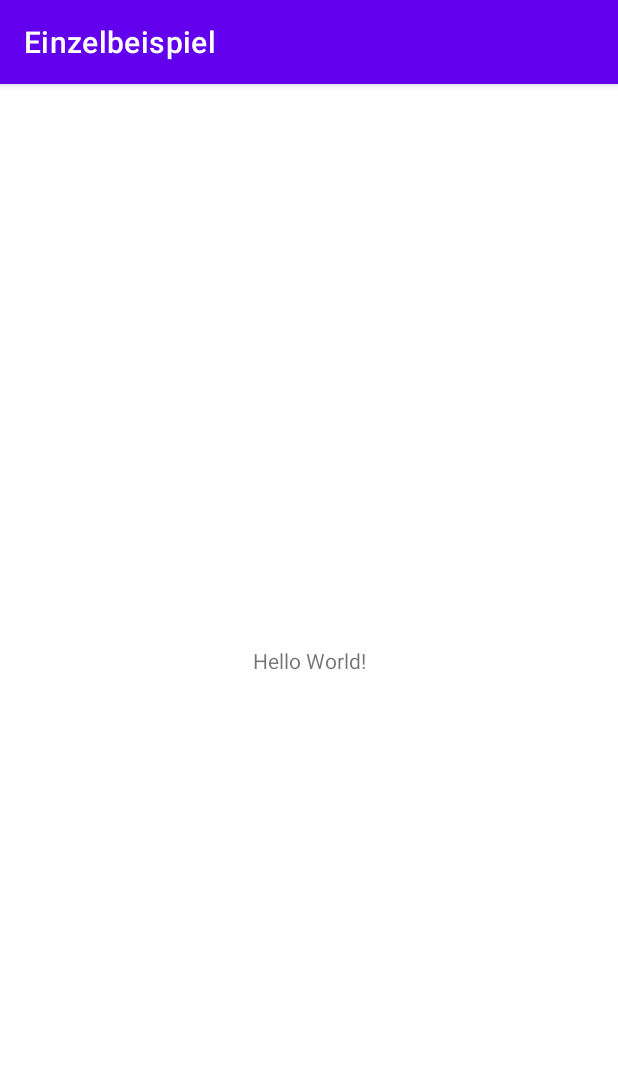
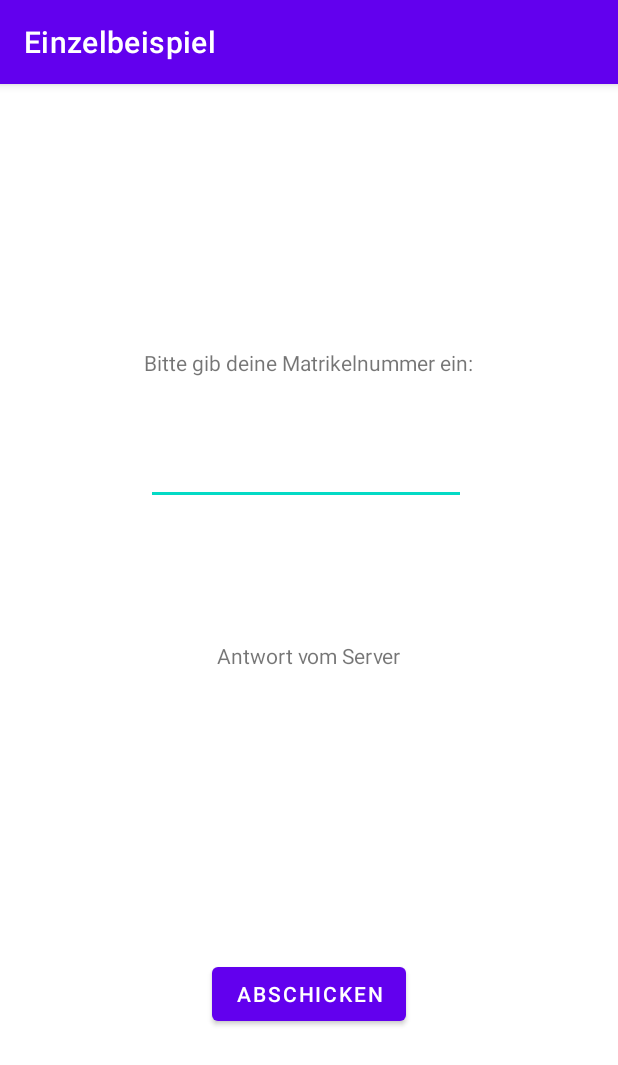
Before and after one commit to Tobias31096/Einzelbeispiel, an Android app: the screen it shows after launch (MainActivity), on a phone screen of 412 x 824 dp. Shown: the top 1065 px of the screen. Run offline under Robolectric (Android 15) with nearby library versions, the phone set to English and light mode, and no system bars.

Commit message:
Steuerelemente hinzugefügt

```diff
--- a/app/src/main/res/layout/activity_main.xml
+++ b/app/src/main/res/layout/activity_main.xml
@@ -7,12 +7,66 @@
     tools:context=".MainActivity">
 
     <TextView
+        android:id="@+id/textView"
         android:layout_width="wrap_content"
         android:layout_height="wrap_content"
-        android:text="Hello World!"
+        android:text="Bitte gib deine Matrikelnummer ein:"
         app:layout_constraintBottom_toBottomOf="parent"
+        app:layout_constraintHorizontal_bias="0.497"
         app:layout_constraintLeft_toLeftOf="parent"
         app:layout_constraintRight_toRightOf="parent"
-        app:layout_constraintTop_toTopOf="parent" />
+        app:layout_constraintTop_toTopOf="parent"
+        app:layout_constraintVertical_bias="0.235" />
+
+    <Button
+        android:id="@+id/button"
+        android:layout_width="wrap_content"
+        android:layout_height="wrap_content"
+        android:layout_marginStart="141dp"
+        android:layout_marginLeft="141dp"
+        android:layout_marginTop="373dp"
+        android:layout_marginEnd="141dp"
+        android:layout_marginRight="141dp"
+        android:layout_marginBottom="123dp"
+        android:text="ABSCHICKEN"
+        app:layout_constraintBottom_toBottomOf="parent"
+        app:layout_constraintEnd_toEndOf="parent"
+        app:layout_constraintStart_toStartOf="parent"
+        app:layout_constraintTop_toBottomOf="@+id/textView" />
+
+    <EditText
+        android:id="@+id/matrikelnummer"
+        android:layout_width="wrap_content"
+        android:layout_height="wrap_content"
+        android:layout_marginStart="101dp"
+        android:layout_marginLeft="101dp"
+        android:layout_marginTop="40dp"
+        android:layout_marginEnd="101dp"
+        android:layout_marginRight="101dp"
+        android:layout_marginBottom="267dp"
+        android:ems="10"
+        android:inputType="number"
+        app:layout_constraintBottom_toTopOf="@+id/button"
+        app:layout_constraintEnd_toEndOf="parent"
+        app:layout_constraintHorizontal_bias="1.0"
+        app:layout_constraintStart_toStartOf="parent"
+        app:layout_constraintTop_toBottomOf="@+id/textView"
+        app:layout_constraintVertical_bias="0.0" />
+
+    <TextView
+        android:id="@+id/ausgabe"
+        android:layout_width="wrap_content"
+        android:layout_height="wrap_content"
+        android:layout_marginStart="143dp"
+        android:layout_marginLeft="143dp"
+        android:layout_marginTop="84dp"
+        android:layout_marginEnd="144dp"
+        android:layout_marginRight="144dp"
+        android:layout_marginBottom="185dp"
+        android:text="Antwort vom Server"
+        app:layout_constraintBottom_toTopOf="@+id/button"
+        app:layout_constraintEnd_toEndOf="parent"
+        app:layout_constraintStart_toStartOf="parent"
+        app:layout_constraintTop_toBottomOf="@+id/matrikelnummer" />
 
 </androidx.constraintlayout.widget.ConstraintLayout>
--- a/app/src/main/res/values/strings.xml
+++ b/app/src/main/res/values/strings.xml
@@ -1,3 +1,3 @@
 <resources>
-    <string name="app_name">Einzelbeispiel</string>
+    <string name="app_name" translatable="false">Einzelbeispiel</string>
 </resources>
```
